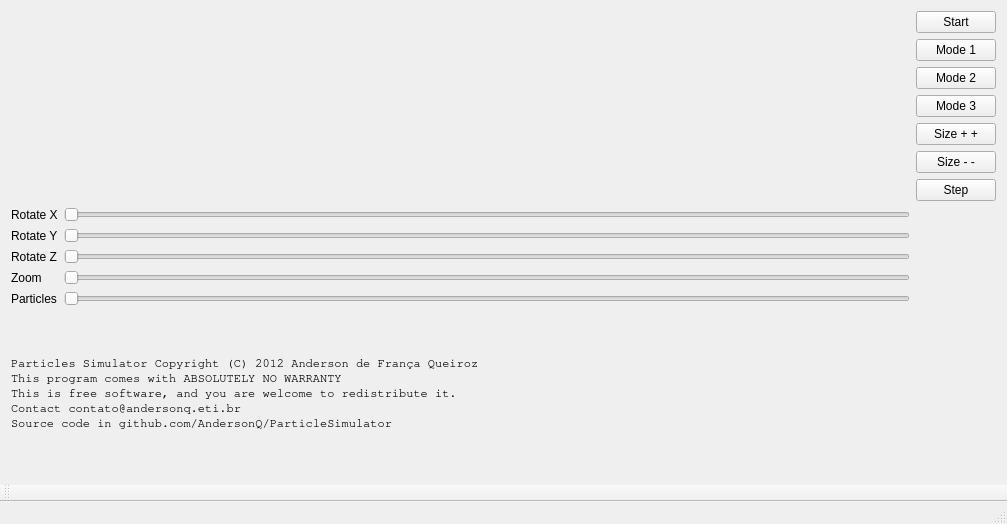
AndersonQ/ParticleSumulator, file mainwindow.ui: the form before one commit.
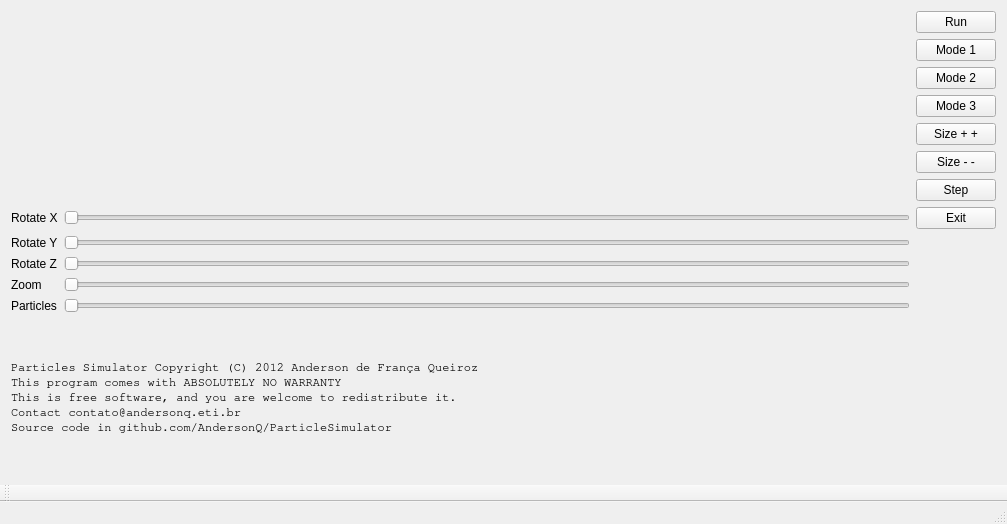
The form after the commit. Custom widgets are drawn as their Qt base class.

Commit message: Exit button added

```diff
--- a/mainwindow.ui
+++ b/mainwindow.ui
@@ -170,7 +170,14 @@
     <item row="0" column="2">
      <widget class="QPushButton" name="pushButton_2">
       <property name="text">
-       <string>Start</string>
+       <string>Run</string>
+      </property>
+     </widget>
+    </item>
+    <item row="7" column="2">
+     <widget class="QPushButton" name="pushButton_7">
+      <property name="text">
+       <string>Exit</string>
       </property>
      </widget>
     </item>
```
Left out of the diff: 70 changed lines with no effect on the pictures. The commit also changes 1 other file.
